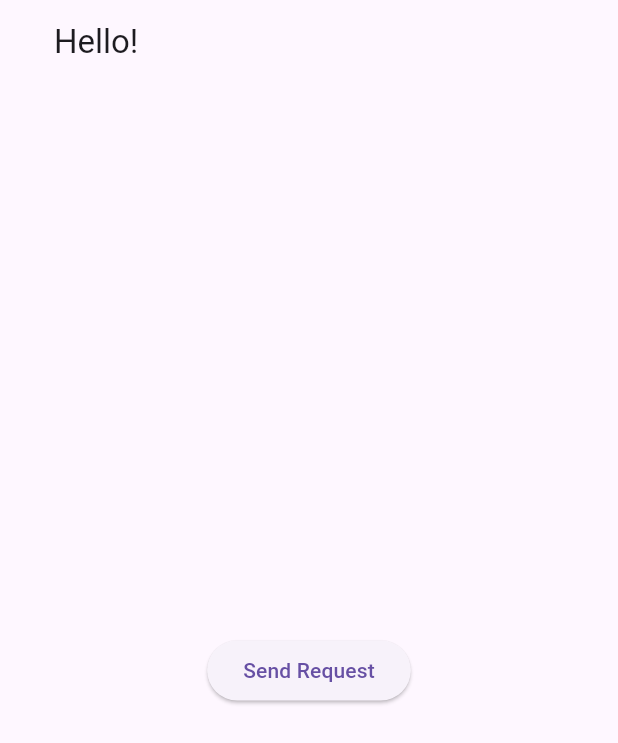
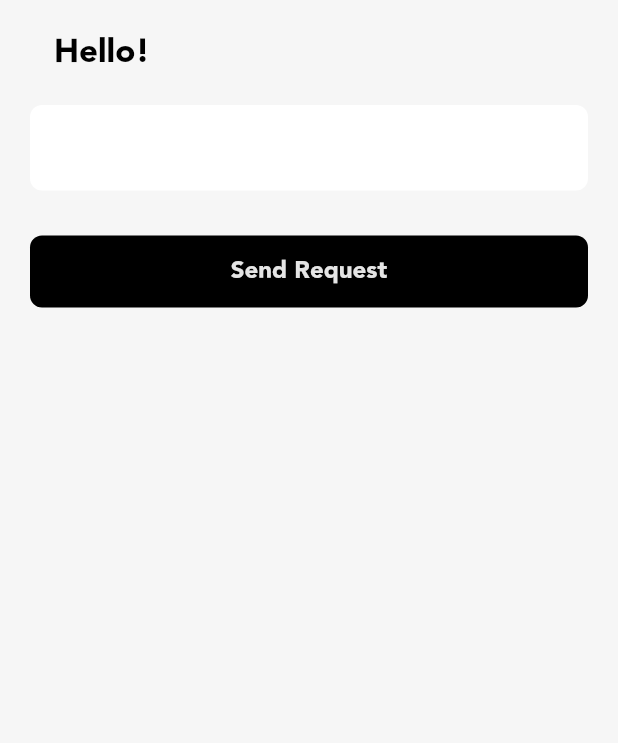
Before and after one commit to mohammednajy/CarAds_App, a Flutter app: the screen it shows after launch, on a phone screen of 412 x 824 dp. Shown: the top 743 px of the screen. Run offline on Flutter 3.47's test engine with Material 3 defaults, Android fonts, the phone set to English and light mode, and no system bars; our stand-ins replace easy_localization, firebase_auth, firebase_core, flutter_riverpod, flutter_svg, shimmer; accounts and stored records are empty.

```diff
--- a/lib/core/commonWidgets/custom_button.dart
+++ b/lib/core/commonWidgets/custom_button.dart
@@ -1,4 +1,5 @@
-import 'package:car_ads_app/core/commonWidgets/CustomSvg.dart';
+import 'package:car_ads_app/core/commonWidgets/custom_svg.dart';
+import 'package:car_ads_app/core/utils/resources/sizes_in_app.dart';
 import 'package:flutter/material.dart';
 
 class CustomButtonWidget extends StatelessWidget {
@@ -43,7 +44,9 @@ class CustomButtonWidget extends StatelessWidget {
             )
           : showIcon
               ? Padding(
-                  padding: const EdgeInsets.symmetric(horizontal: 20),
+                  padding: const EdgeInsets.symmetric(
+                    horizontal: AppPadding.paddingHorizontal
+                  ),
                   child: Row(
                     children: [
                       CustomSvgAssets(
--- a/lib/core/commonWidgets/CustomSvg.dart
+++ b/lib/core/commonWidgets/custom_svg.dart
@@ -3,7 +3,7 @@ import 'package:flutter_svg/flutter_svg.dart';
 
 class CustomSvgAssets extends StatelessWidget {
   final String? path;
-  final Color? color;
+  final ColorFilter? colorFilter;
   final BoxFit fit;
   final double? width;
   final double? height;
@@ -11,7 +11,7 @@ class CustomSvgAssets extends StatelessWidget {
   const CustomSvgAssets({
     super.key,
     this.path,
-    this.color,
+    this.colorFilter,
     this.fit = BoxFit.scaleDown,
     this.width,
     this.height,
@@ -22,7 +22,7 @@ class CustomSvgAssets extends StatelessWidget {
     return SvgPicture.asset(
       path!,
       fit: BoxFit.scaleDown,
-      color: color,
+      colorFilter: colorFilter,
       height: height,
       width: width,
     );
--- a/lib/core/commonWidgets/main_container.dart
+++ b/lib/core/commonWidgets/main_container.dart
@@ -1,4 +1,7 @@
+// Try Card
+
 import 'package:car_ads_app/core/utils/resources/colors_manger.dart';
+import 'package:car_ads_app/core/utils/resources/sizes_in_app.dart';
 import 'package:flutter/material.dart';
 
 class MainContainer extends StatelessWidget {
@@ -39,7 +42,7 @@ class MainContainer extends StatelessWidget {
       padding: EdgeInsets.symmetric(vertical: vertical, horizontal: horizontal),
       alignment: alignment,
       decoration: BoxDecoration(
-        borderRadius: BorderRadius.circular(8),
+        borderRadius: BorderRadius.circular(AppSize.borderRadius),
         color: color,
         boxShadow: [
           BoxShadow(
--- a/lib/core/skeletonWidget/profile_card_skleton.dart
+++ b/lib/core/skeletonWidget/profile_card_skleton.dart
@@ -10,7 +10,7 @@ class ProfileCardSkeleton extends StatelessWidget {
   Widget build(BuildContext context) {
     final size = MediaQuery.of(context).size;
     return ListTile(
-      tileColor: ColorManager.white,
+      tileColor: ColorManager.primary,
       contentPadding: const EdgeInsets.all(10),
       shape: RoundedRectangleBorder(
         borderRadius: BorderRadius.circular(8),
@@ -37,7 +37,7 @@ class ProfileCardSkeleton extends StatelessWidget {
       trailing: const MainContainer(
           height: 30,
           width: 30,
-          color: ColorManager.backGroundSecondary,
+          color: ColorManager.backGroundColor,
           child: Skeleton()),
     );
   }
--- a/lib/core/theme/light_theme.dart
+++ b/lib/core/theme/light_theme.dart
@@ -1,7 +1,100 @@
+import 'package:car_ads_app/core/utils/resources/colors_manger.dart';
+import 'package:car_ads_app/core/utils/resources/font_size.dart';
+import 'package:car_ads_app/core/utils/resources/sizes_in_app.dart';
 import 'package:flutter/material.dart';
+import 'package:flutter/services.dart';
 
 final ThemeData lightTheme = ThemeData(
   brightness: Brightness.light,
   primaryColor: Colors.blue,
-  // Define additional light theme properties here
+  scaffoldBackgroundColor: ColorManager.scaffoldColor,
+  fontFamily: FontConstants.fontFamily,
+  buttonTheme: ButtonThemeData(
+    shape: RoundedRectangleBorder(
+      borderRadius: BorderRadius.circular(AppSize.s8),
+    ),
+    buttonColor: ColorManager.primary,
+  ),
+  //-------------------------------AppBarTheme------------------------------------
+
+  appBarTheme: const AppBarTheme(
+      systemOverlayStyle: SystemUiOverlayStyle.dark,
+      toolbarHeight: AppSize.s70,
+      elevation: 0,
+      iconTheme: IconThemeData(
+        size: FontSize.s28,
+        color: ColorManager.primaryTextColor,
+      ),
+      centerTitle: false,
+      // titleSpacing: 30,
+      actionsIconTheme: IconThemeData(
+        size: AppSize.s25,
+        color: ColorManager.black,
+      ),
+      backgroundColor: Colors.transparent,
+      titleTextStyle: TextStyle(
+        fontSize: FontSize.s22,
+        fontFamily: FontConstants.fontFamily,
+        fontWeight: FontWeight.w600,
+        color: ColorManager.primaryTextColor,
+      )),
+
+  //------------------------------ElevatedButtonTheme----------------------------
+
+  elevatedButtonTheme: ElevatedButtonThemeData(
+    style: ElevatedButton.styleFrom(
+      // padding: const EdgeInsets.symmetric(vertical: 11),
+      backgroundColor: ColorManager.primary,
+      foregroundColor: ColorManager.primary10,
+      disabledBackgroundColor: ColorManager.primary10,
+      disabledForegroundColor: ColorManager.primary,
+      elevation: 0,
+      textStyle: const TextStyle(
+        fontSize: FontSize.s16,
+        fontFamily: FontConstants.fontFamily,
+        fontWeight: FontWeight.w800,
+      ),
+      shape: RoundedRectangleBorder(
+        borderRadius: BorderRadius.circular(AppSize.s8),
+      ),
+      minimumSize: const Size(double.infinity, 48),
+      maximumSize: const Size(double.infinity, 48),
+    ),
+  ),
+
+  //------------------------------InputDecorationTheme----------------------------
+  inputDecorationTheme: InputDecorationTheme(
+    hintStyle: const TextStyle(
+      color: ColorManager.secondTextColor,
+      fontSize: FontSize.s14,
+    ),
+    filled: true,
+    fillColor: ColorManager.backGroundColor,
+    contentPadding: const EdgeInsets.symmetric(
+      vertical: AppPadding.paddingVerticalTextField,
+      horizontal: AppPadding.paddingHorizontalTextField,
+    ),
+    border: OutlineInputBorder(
+        borderRadius: BorderRadius.circular(AppSize.borderRadius),
+        borderSide: const BorderSide(color: Colors.transparent)),
+    enabledBorder: OutlineInputBorder(
+        borderRadius: BorderRadius.circular(AppSize.borderRadius),
+        borderSide: const BorderSide(
+          color: Colors.transparent,
+        ),
+    ),
+    errorBorder: OutlineInputBorder(
+      borderRadius: BorderRadius.circular(AppSize.borderRadius),
+      borderSide: const BorderSide(
+        color: ColorManager.warningColor,
+      ),
+    ),
+    focusedBorder: OutlineInputBorder(
+      borderRadius: BorderRadius.circular(AppSize.borderRadius),
+      borderSide: const BorderSide(
+        color: ColorManager.borderColor,
+        width: 1,
+      ),
+    ),
+  ),
 );
--- a/lib/core/utils/resources/colors_manger.dart
+++ b/lib/core/utils/resources/colors_manger.dart
@@ -9,6 +9,8 @@ class ColorManager {
   static const Color scaffoldColor = Color(0xFFF6F6F6);
   static const Color borderColor = Color(0xFF323232);
   static const Color black = Color(0xFF000000);
-
+  static const Color white = Color(0xFFFFFFFF);
+  static const Color successColor = Color(0xFF45BB6F);
+  static const Color warningColor = Color(0xFF493000F);
 
 }
--- a/lib/core/utils/resources/font_size.dart
+++ b/lib/core/utils/resources/font_size.dart
@@ -1,8 +1,8 @@
 import 'package:flutter/material.dart';
 
-// class FontConstants {
-//   static const String fontFamily = "Nunito";
-// }
+class FontConstants {
+  static const String fontFamily = "Avenir Arabic";
+}
 
 class FontWeightManager {
   static const FontWeight black = FontWeight.w900;
@@ -16,21 +16,17 @@ class FontWeightManager {
 }
 
 class FontSize {
-  static const double s10 = 10.0;
-  static const double s11 = 11.0;
+  static const double s8 = 8.0;
   static const double s12 = 12.0;
-  static const double s13 = 13.0;
   static const double s14 = 14.0;
+  static const double s15 = 15.0;
   static const double s16 = 16.0;
-  static const double s15 = 15.0;
-  static const double s17 = 17.0;
   static const double s18 = 18.0;
   static const double s20 = 20.0;
   static const double s22 = 22.0;
   static const double s24 = 24.0;
-  static const double s26 = 26.0;
+  static const double s28 = 28.0;
   static const double s30 = 30.0;
-  static const double s34 = 34.0;
-  static const double s35 = 35.0;
+  static const double s32 = 32.0;
   static const double s40 = 40.0;
 }
--- a/lib/core/utils/resources/sizes_in_app.dart
+++ b/lib/core/utils/resources/sizes_in_app.dart
@@ -1,8 +1,10 @@
 
 
-class AppSizes{
+class AppPadding{
   static const double paddingVertical = 20;
   static const double paddingHorizontal = 20;
+  static const double paddingVerticalTextField = 18;
+  static const double paddingHorizontalTextField = 16;
   static const double paddingContainer = 16;
 }
 
@@ -16,6 +18,7 @@ class AppMargin {
 }
 
 class AppSize {
+  static const double borderRadius = 8;
   static const double s1_5 = 1.5;
   static const double s4 = 4.0;
   static const double s5 = 5.0;
--- a/lib/features/onboarding/presentation/screens/onboarding_screen.dart
+++ b/lib/features/onboarding/presentation/screens/onboarding_screen.dart
@@ -1,5 +1,6 @@
 import 'package:car_ads_app/core/commonWidgets/custom_appbar.dart';
 import 'package:car_ads_app/core/commonWidgets/custom_button.dart';
+import 'package:car_ads_app/core/commonWidgets/custom_textFeild.dart';
 import 'package:car_ads_app/core/localization/locale_keys.g.dart';
 import 'package:firebase_auth/firebase_auth.dart';
 import 'package:easy_localization/easy_localization.dart';
@@ -18,12 +19,20 @@ class OnBoardingScreen extends ConsumerWidget {
       body: Center(
           child: Padding(
         padding: const EdgeInsets.symmetric(horizontal: 20.0),
-        child: CustomButtonWidget(
+        child: Column(
+          children: [
+            const CustomTextField(
+              keyboardType: TextInputType.visiblePassword,
+              hintText: 'Password',
+              // obscureText: true,
+            ),
+            const SizedBox(height: 30),
+            CustomButtonWidget(
               title: 'Send Request',
               onPressed: () async {
                 try {
-              final credential =
-                  await FirebaseAuth.instance.createUserWithEmailAndPassword(
+                  final credential = await FirebaseAuth.instance
+                      .createUserWithEmailAndPassword(
                     email: 'ahed@gmail.com',
                     password: 'password',
                   );
@@ -39,6 +48,8 @@ class OnBoardingScreen extends ConsumerWidget {
                 }
               },
             ),
+          ],
+        ),
       )),
     );
   }
```
Also changed, not shown: lib/core/commonWidgets/custom_textFeild.dart (+46 -41 lines), lib/core/utils/enums.dart (deleted, +0 -52 lines), lib/core/utils/helper.dart (+7 -7 lines), lib/core/utils/validate_extension.dart (+5 -6 lines), assets/fonts/Avenir Black.ttf (added), assets/fonts/Avenir Regular.ttf (added), 25 other files. Lines whose indentation alone changed are shown as unchanged.
